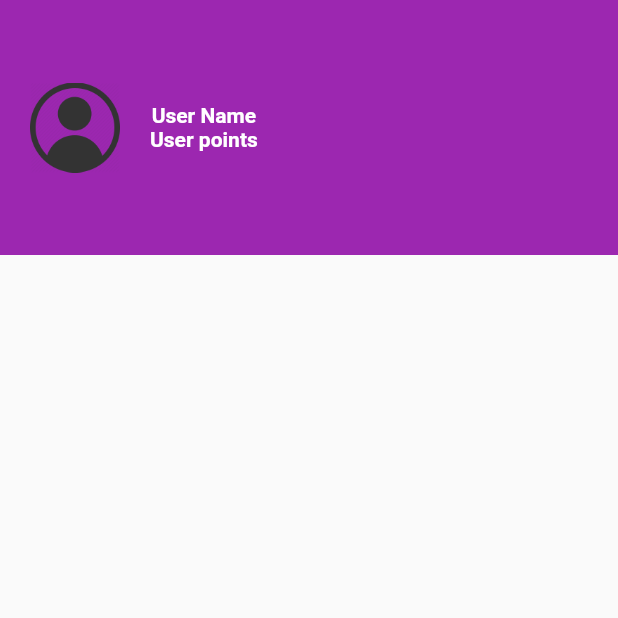
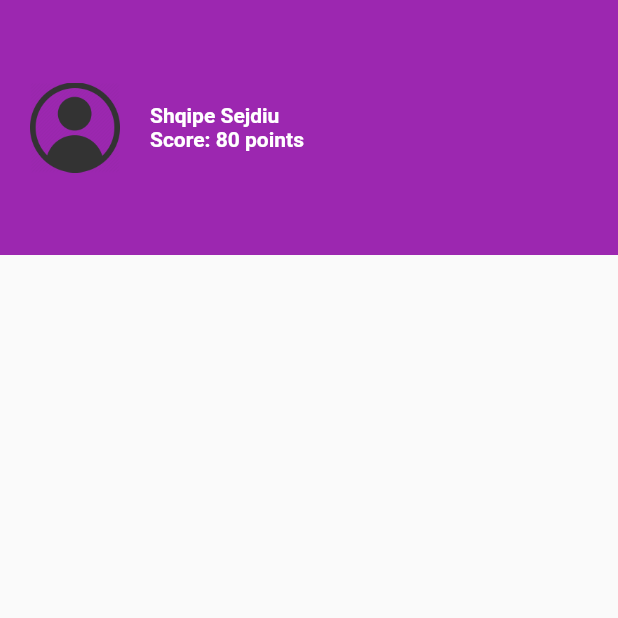
Before and after one commit to shqipesejdiu/quizapp, a Flutter app: the screen it shows after launch, on a phone screen of 412 x 824 dp, the top half of it. Run offline on Flutter 3.47's test engine with Material 2 defaults, Android fonts, the phone set to English and light mode, and no system bars; our stand-ins replace shared_preferences, video_player; missing offline and left inert: fluttery_audio, swipedetector; network calls fail.

```diff
--- a/lib/home_screen.dart
+++ b/lib/home_screen.dart
@@ -35,13 +35,14 @@ class HomeScreen extends State<HomeScreenState>{
                         padding: EdgeInsets.fromLTRB(20,0,0,0),
                         child: Column(
                           mainAxisAlignment: MainAxisAlignment.center,
+                          crossAxisAlignment: CrossAxisAlignment.start,
                           children: <Widget>[
-                            Text("User Name",
+                            Text("Shqipe Sejdiu",
                               style: TextStyle(
                                   color: Colors.white,
                                   fontWeight: FontWeight.bold
                               )),
-                            Text("User points",
+                            Text("Score: 80 points",
                             style: TextStyle(
                                 color: Colors.white,
                                 fontWeight: FontWeight.bold
--- a/lib/question_screen.dart
+++ b/lib/question_screen.dart
@@ -108,13 +108,14 @@ class QuestionScreen extends State<QuestionScreenState>{
                         padding: EdgeInsets.fromLTRB(20,0,0,0),
                         child: Column(
                           mainAxisAlignment: MainAxisAlignment.center,
+                          crossAxisAlignment: CrossAxisAlignment.start,
                           children: <Widget>[
-                            Text("User Name",
+                            Text("Shqipe Sejdiu",
                               style: TextStyle(
                                 color: Colors.white,
                                 fontWeight: FontWeight.bold
                             )),
-                            Text("User points",
+                            Text("Score: 80 points",
                               style: TextStyle(
                                 color: Colors.white,
                                 fontWeight: FontWeight.bold
```
Also changed, not shown: 1 other file.
